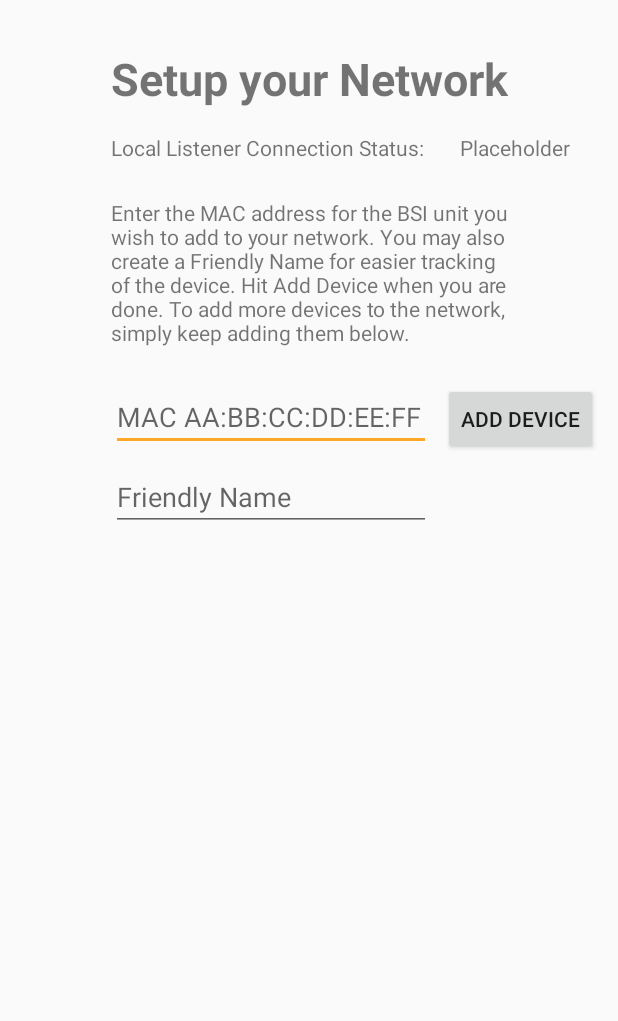
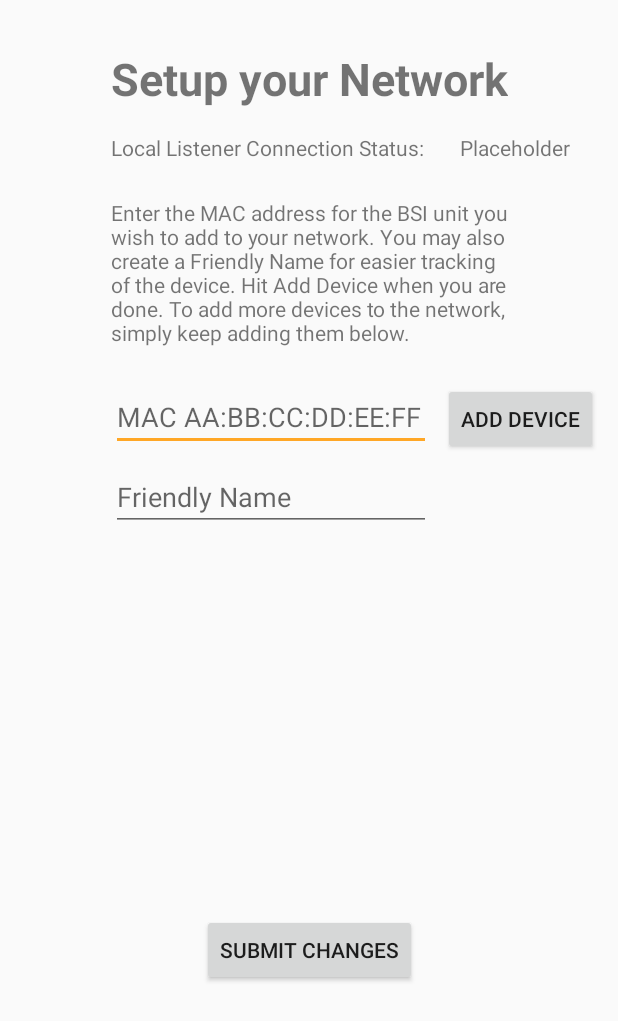
Before and after one commit to programCounter/Aesir-Android, an Android app: the layout setup_fragment.xml on its own in the app's theme, with its tools: preview values and no code run, on a phone screen of 412 x 824 dp. Shown: the top 1021 px of the screen. Run offline under Robolectric (Android 15) with nearby library versions, the phone set to English and light mode, and no system bars.

Commit message:
Added ability to write to a spesified characteristic
Hardcoded UUIDs and value to be sent to development board

```diff
--- a/app/build.gradle
+++ b/app/build.gradle
@@ -11,8 +11,8 @@ android {
         applicationId "com.example.aesir"
         minSdkVersion 23
         targetSdkVersion 29
-        versionCode 17
-        versionName "PR.2019.10.18.2.36"
+        versionCode 18
+        versionName "PR.2019.11.04.11.42"
         testInstrumentationRunner "androidx.test.runner.AndroidJUnitRunner"
     }
     buildTypes {
--- a/app/src/main/java/com/example/aesir/SetupFragment.kt
+++ b/app/src/main/java/com/example/aesir/SetupFragment.kt
@@ -52,10 +52,14 @@ class SetupFragment : Fragment() {
     override fun onViewCreated(view: View, savedInstanceState: Bundle?) {
         super.onViewCreated(view, savedInstanceState)
 
+        //Setup interface between UI elements and MainActivity
         bsis_in_network_list.adapter = mInterface.setupListViewDataMover()
 
         add_item_to_network.setOnClickListener {
             mInterface.onAddDevicesPressed()
+        }
+        submit_chnages.setOnClickListener {
+            mInterface.onSubmitChanges()
         }
 
         bsis_in_network_list.onItemClickListener = mInterface.onBSIListPressed()
@@ -81,5 +85,6 @@ class SetupFragment : Fragment() {
         fun setupListViewDataMover(): BSIListAdapter
         fun onAddDevicesPressed()
         fun onBSIListPressed(): AdapterView.OnItemClickListener?
+        fun onSubmitChanges()
     }
 }
--- a/app/src/main/res/layout/setup_fragment.xml
+++ b/app/src/main/res/layout/setup_fragment.xml
@@ -2,6 +2,7 @@
 <androidx.constraintlayout.widget.ConstraintLayout
     xmlns:android="http://schemas.android.com/apk/res/android"
     xmlns:app="http://schemas.android.com/apk/res-auto"
+    xmlns:tools="http://schemas.android.com/tools"
     android:layout_width="match_parent"
     android:layout_height="match_parent">
 
@@ -86,4 +87,14 @@
         app:layout_constraintEnd_toEndOf="parent"
         app:layout_constraintStart_toStartOf="parent"
         app:layout_constraintTop_toBottomOf="@+id/bsi_friendly_name" />
+
+    <Button
+        android:id="@+id/submit_chnages"
+        android:layout_width="wrap_content"
+        android:layout_height="wrap_content"
+        android:layout_marginTop="8dp"
+        android:text="@string/setup_submit_changes"
+        app:layout_constraintEnd_toEndOf="parent"
+        app:layout_constraintStart_toStartOf="parent"
+        app:layout_constraintTop_toBottomOf="@+id/bsis_in_network_list" />
 </androidx.constraintlayout.widget.ConstraintLayout>
--- a/app/src/main/res/values/strings.xml
+++ b/app/src/main/res/values/strings.xml
@@ -23,6 +23,7 @@
         You may also create a Friendly Name for easier tracking of the device. Hit "Add Device" when you are done.
         To add more devices to the network, simply keep adding them below.</string>
     <string name="setup_add_items_to_network_button">Add Device</string>
+    <string name="setup_submit_changes">Submit Changes</string>
     <string name="setup_mac_address_hint">MAC AA:BB:CC:DD:EE:FF</string>
     <string name="setup_friendly_name_hint">Friendly Name</string>
 
```
Also changed, not shown: app/src/main/java/com/example/aesir/MainActivity.kt (+34 -10 lines), app/src/main/java/com/example/aesir/mBluetoothLEAdapter.kt (+22 -0 lines).
